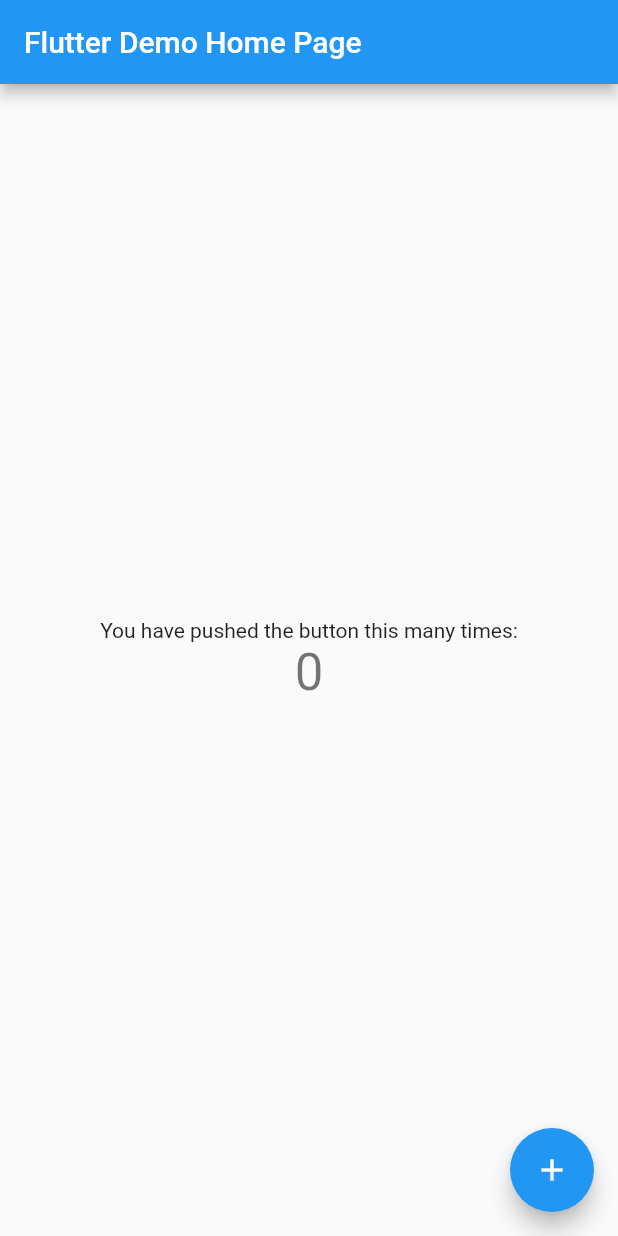
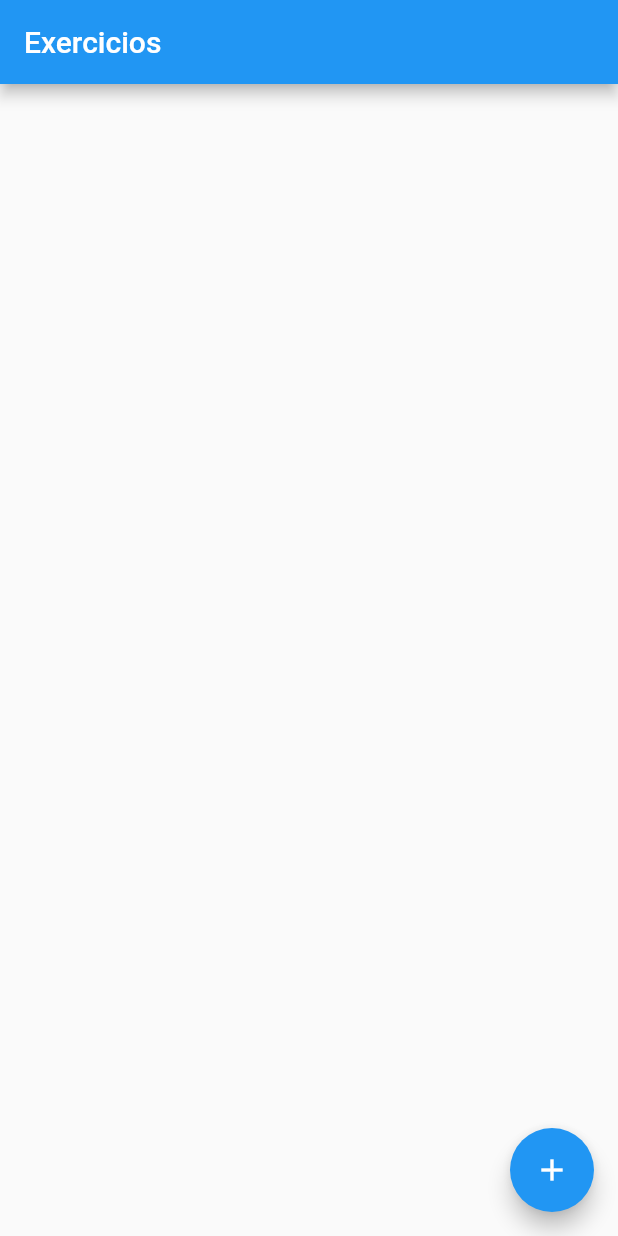
Before and after one commit to jeffersonwgoes/flutter_treinoapp, a Flutter app: the screen it shows after launch, on a phone screen of 412 x 824 dp. Run offline on Flutter 3.47's test engine with Material 2 defaults, Android fonts, the phone set to English and light mode, and no system bars.

Commit message:
Feita a parte dos exercicios, falta a parte dos workouts

```diff
--- a/lib/main.dart
+++ b/lib/main.dart
@@ -1,111 +1,16 @@
 import 'package:flutter/material.dart';
+import 'package:flutter_treinoapp/screens/exercise/form.dart';
+import 'package:flutter_treinoapp/screens/exercise/list.dart';
+import 'package:flutter_treinoapp/screens/workout/list.dart';
 
-void main() => runApp(MyApp());
+void main() => runApp(EasyWorkout());
 
-class MyApp extends StatelessWidget {
-  // This widget is the root of your application.
+
+class EasyWorkout extends StatelessWidget {
   @override
   Widget build(BuildContext context) {
     return MaterialApp(
-      title: 'Flutter Demo',
-      theme: ThemeData(
-        // This is the theme of your application.
-        //
-        // Try running your application with "flutter run". You'll see the
-        // application has a blue toolbar. Then, without quitting the app, try
-        // changing the primarySwatch below to Colors.green and then invoke
-        // "hot reload" (press "r" in the console where you ran "flutter run",
-        // or simply save your changes to "hot reload" in a Flutter IDE).
-        // Notice that the counter didn't reset back to zero; the application
-        // is not restarted.
-        primarySwatch: Colors.blue,
-      ),
-      home: MyHomePage(title: 'Flutter Demo Home Page'),
+      home: ListExercises(),
     );
   }
 }
-
-class MyHomePage extends StatefulWidget {
-  MyHomePage({Key key, this.title}) : super(key: key);
-
-  // This widget is the home page of your application. It is stateful, meaning
-  // that it has a State object (defined below) that contains fields that affect
-  // how it looks.
-
-  // This class is the configuration for the state. It holds the values (in this
-  // case the title) provided by the parent (in this case the App widget) and
-  // used by the build method of the State. Fields in a Widget subclass are
-  // always marked "final".
-
-  final String title;
-
-  @override
-  _MyHomePageState createState() => _MyHomePageState();
-}
-
-class _MyHomePageState extends State<MyHomePage> {
-  int _counter = 0;
-
-  void _incrementCounter() {
-    setState(() {
-      // This call to setState tells the Flutter framework that something has
-      // changed in this State, which causes it to rerun the build method below
-      // so that the display can reflect the updated values. If we changed
-      // _counter without calling setState(), then the build method would not be
-      // called again, and so nothing would appear to happen.
-      _counter++;
-    });
-  }
-
-  @override
-  Widget build(BuildContext context) {
-    // This method is rerun every time setState is called, for instance as done
-    // by the _incrementCounter method above.
-    //
-    // The Flutter framework has been optimized to make rerunning build methods
-    // fast, so that you can just rebuild anything that needs updating rather
-    // than having to individually change instances of widgets.
-    return Scaffold(
-      appBar: AppBar(
-        // Here we take the value from the MyHomePage object that was created by
-        // the App.build method, and use it to set our appbar title.
-        title: Text(widget.title),
-      ),
-      body: Center(
-        // Center is a layout widget. It takes a single child and positions it
-        // in the middle of the parent.
-        child: Column(
-          // Column is also a layout widget. It takes a list of children and
-          // arranges them vertically. By default, it sizes itself to fit its
-          // children horizontally, and tries to be as tall as its parent.
-          //
-          // Invoke "debug painting" (press "p" in the console, choose the
-          // "Toggle Debug Paint" action from the Flutter Inspector in Android
-          // Studio, or the "Toggle Debug Paint" command in Visual Studio Code)
-          // to see the wireframe for each widget.
-          //
-          // Column has various properties to control how it sizes itself and
-          // how it positions its children. Here we use mainAxisAlignment to
-          // center the children vertically; the main axis here is the vertical
-          // axis because Columns are vertical (the cross axis would be
-          // horizontal).
-          mainAxisAlignment: MainAxisAlignment.center,
-          children: <Widget>[
-            Text(
-              'You have pushed the button this many times:',
-            ),
-            Text(
-              '$_counter',
-              style: Theme.of(context).textTheme.display1,
-            ),
-          ],
-        ),
-      ),
-      floatingActionButton: FloatingActionButton(
-        onPressed: _incrementCounter,
-        tooltip: 'Increment',
-        child: Icon(Icons.add),
-      ), // This trailing comma makes auto-formatting nicer for build methods.
-    );
-  }
-}
--- /dev/null
+++ b/lib/models/exercise.dart
@@ -0,0 +1,14 @@
+class Exercise {
+  final String name;
+  final int weight;
+  final int repetition;
+  final int time;
+
+  Exercise(this.name, {this.weight, this.repetition, this.time});
+  @override
+  String toString() {
+    return (weight != null ? "Peso: "+weight.toString() + " kg" : "") +
+    (repetition != null ? " Rep: "+repetition.toString() + "x" : "") +
+    (time != null ? " Tempo: "+time.toString() + " s" : "");
+  }
+}
--- /dev/null
+++ b/lib/screens/exercise/list.dart
@@ -0,0 +1,82 @@
+import 'package:flutter/material.dart';
+import 'package:flutter/widgets.dart';
+import 'package:flutter_treinoapp/components/card.dart';
+import 'package:flutter_treinoapp/models/exercise.dart';
+import 'package:flutter_treinoapp/screens/exercise/form.dart';
+
+final String _titleAppBarListWorkOut = "Exercicios";
+
+class ListExercises extends StatefulWidget {
+  final List<Exercise> _exercises = List();
+
+  @override
+  State<StatefulWidget> createState() => ListExercisesState();
+
+}
+
+class ListExercisesState extends State<ListExercises> {
+  ListExercisesState();
+
+  @override
+  Widget build(BuildContext context) {
+    return Scaffold(
+      appBar: AppBar(title: Text(_titleAppBarListWorkOut,),),
+      floatingActionButton: FloatingActionButton(
+        child: Icon(Icons.add),
+        onPressed: () => _onClickAddExercise(context)
+      ),
+      body: ListView.builder(
+        itemCount: widget._exercises.length,
+        itemBuilder: (context, index) => ItemListExercises(widget._exercises[index]),
+      ),
+    );
+  }
+
+  void _onClickAddExercise(BuildContext context) {
+    debugPrint("Cliquei pra Add");
+    Navigator.push(context, MaterialPageRoute(
+        builder: (context) => FormInsertExercise()
+      ),
+    ).then((receivedExercise) => _refreshAddingItem(receivedExercise));
+  }
+
+  _refreshAddingItem(receivedExercise) {
+    if(receivedExercise != null) {
+      setState(() {
+        widget._exercises.add(receivedExercise);
+      });
+    }
+  }
+
+  // _editExercise(BuildContext context, int index) {
+  //   Navigator.push(context,
+  //     MaterialPageRoute(
+  //       builder: (context) => FormInsertExercise(name: widget._exercises[index].name,),
+  //     ),
+  //   ).then((exerciseEdited) {
+  //     debugPrint("Edit" + exerciseEdited.name);
+  //     if(exerciseEdited != null) {
+  //       // setState(() {
+  //         widget._exercises[index] = exerciseEdited;
+  //       // });
+  //     }
+  //   });
+  // }
+}
+
+class ItemListExercises extends StatelessWidget {
+  final Exercise _exercise;
+  // final GestureTapCallback onTap;
+
+  ItemListExercises(this._exercise, /*this.onTap*/);
+
+  @override
+  Widget build(BuildContext context) {
+    return CardItem(
+      (){},
+      leading: Icons.title,
+      title: _exercise.name,
+      subtitle: _exercise.toString(),
+    );
+  }
+}
```
Also changed, not shown: lib/components/card.dart (added, +24 -0 lines), lib/components/editor.dart (added, +28 -0 lines), lib/models/workout.dart (added, +24 -0 lines), lib/screens/exercise/form.dart (added, +73 -0 lines), lib/screens/workout/list.dart (added, +41 -0 lines), lib/screens/workout/form.dart (added), 1 other file.
